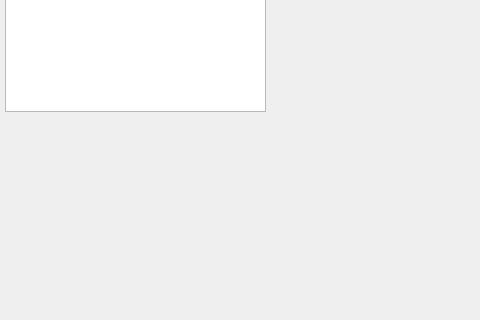
Qt form ui/reknote.ui (Narfinger/reknote) before a commit; both pictures show x 0 to 480 and y 280 to 600 of the 800 by 600 pixel window.
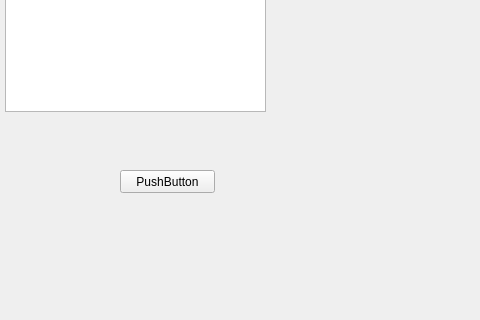
The same form after that commit.

Diff of the .ui file:
```diff
--- a/ui/reknote.ui
+++ b/ui/reknote.ui
@@ -24,6 +24,19 @@
      </rect>
     </property>
    </widget>
+   <widget class="QPushButton" name="pushButton">
+    <property name="geometry">
+     <rect>
+      <x>120</x>
+      <y>450</y>
+      <width>95</width>
+      <height>23</height>
+     </rect>
+    </property>
+    <property name="text">
+     <string>PushButton</string>
+    </property>
+   </widget>
   </widget>
   <widget class="QMenuBar" name="menubar">
    <property name="geometry">
```
